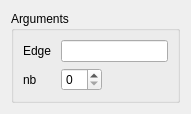
Above: src/HEXABLOCKGUI/CutEdge_QTD.ui from SalomePlatform/hexablock before the change. Below: the same form after it.
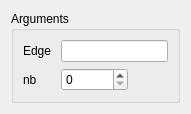
That is the form after the change.

What changed in the file:
```diff
--- a/src/HEXABLOCKGUI/CutEdge_QTD.ui
+++ b/src/HEXABLOCKGUI/CutEdge_QTD.ui
@@ -47,6 +47,9 @@
           <verstretch>0</verstretch>
          </sizepolicy>
         </property>
+        <property name="maximum">
+         <number>1000000</number>
+        </property>
        </widget>
       </item>
       <item row="1" column="1">
```
